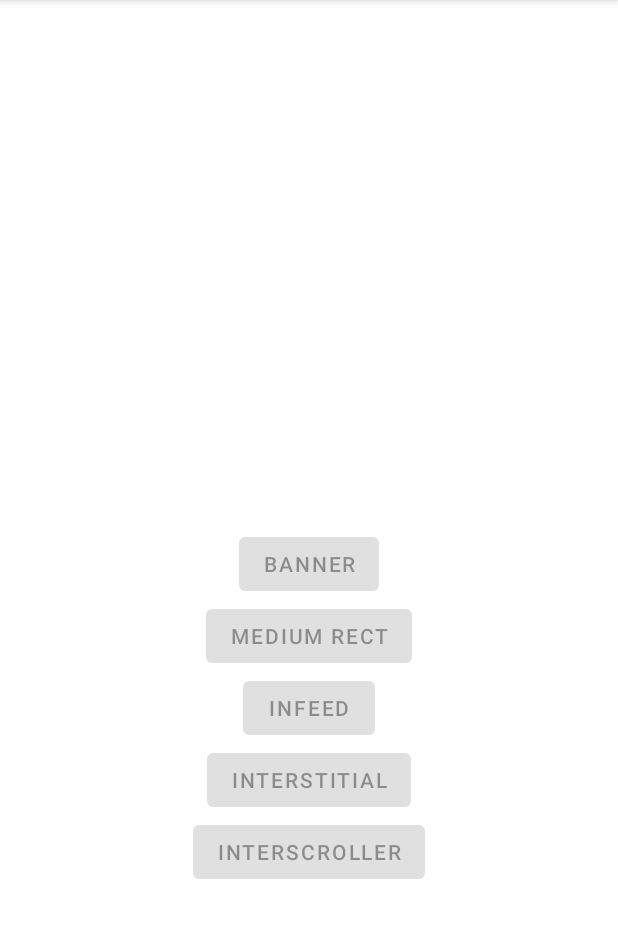
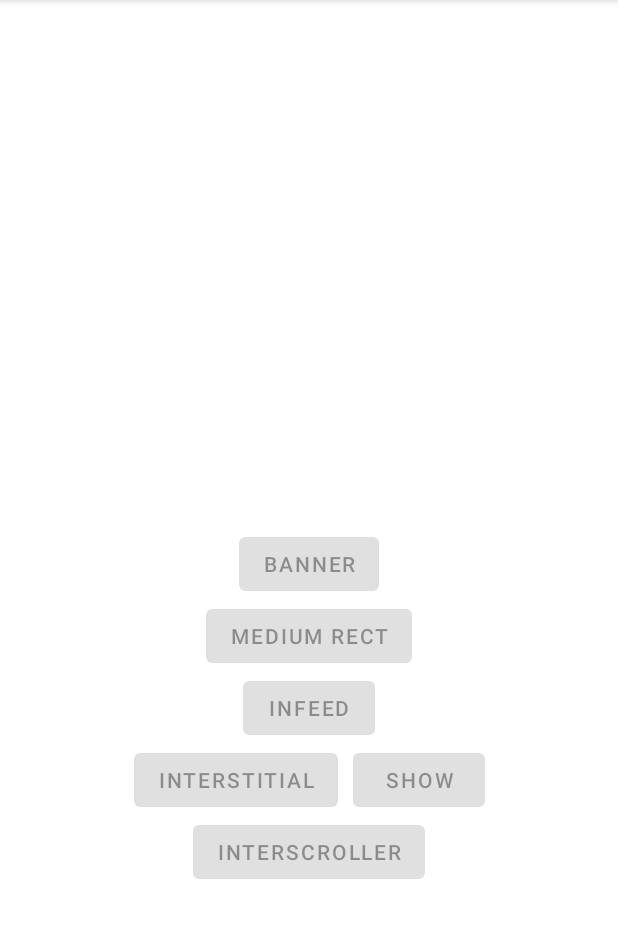
Before and after one commit to displayio/AppLovinMediation_Java, an Android app: the screen it shows after launch (MainActivity), on a phone screen of 412 x 824 dp, the part 84-1022 px from its top. Run offline under Robolectric (Android 15) with nearby library versions, the phone set to English and light mode, and no system bars; libraries missing offline, so code that uses them is left out: com.applovin.mediation, com.applovin.sdk; 2 statements that could not run were skipped.

Commit message:
adaptor refactoring

```diff
--- a/app/src/main/res/layout/activity_main.xml
+++ b/app/src/main/res/layout/activity_main.xml
@@ -49,12 +49,26 @@
                 android:text="@string/infeed"
                 android:enabled="false"/>
 
-            <Button
-                android:id="@+id/button_interstitial"
+            <androidx.appcompat.widget.LinearLayoutCompat
                 android:layout_width="wrap_content"
                 android:layout_height="wrap_content"
-                android:text="@string/interstitial"
-                android:enabled="false"/>
+                android:orientation="horizontal">
+                <Button
+                    android:id="@+id/button_interstitial"
+                    android:layout_width="wrap_content"
+                    android:layout_height="wrap_content"
+                    android:text="@string/interstitial"
+                    android:layout_marginEnd="10dp"
+                    android:enabled="false"/>
+
+                <Button
+                    android:id="@+id/button_show_interstitial"
+                    android:layout_width="wrap_content"
+                    android:layout_height="wrap_content"
+                    android:text="@string/show"
+                    android:enabled="false"/>
+            </androidx.appcompat.widget.LinearLayoutCompat>
+
             <Button
                 android:id="@+id/button_interscroller"
                 android:layout_width="wrap_content"
--- a/app/src/main/res/values/strings.xml
+++ b/app/src/main/res/values/strings.xml
@@ -4,5 +4,6 @@
     <string name="medium_rect">Medium Rect</string>
     <string name="infeed">Infeed</string>
     <string name="interstitial">Interstitial</string>
+    <string name="show">Show</string>
     <string name="interscroller">Interscroller</string>
 </resources>
```
Also changed, not shown: app/src/main/java/com/applovin/mediation/adapters/DisplayIOMediationAdapter.java (+31 -6 lines), app/src/main/java/com/example/applovinmediation/MainActivity.java (+19 -7 lines).
